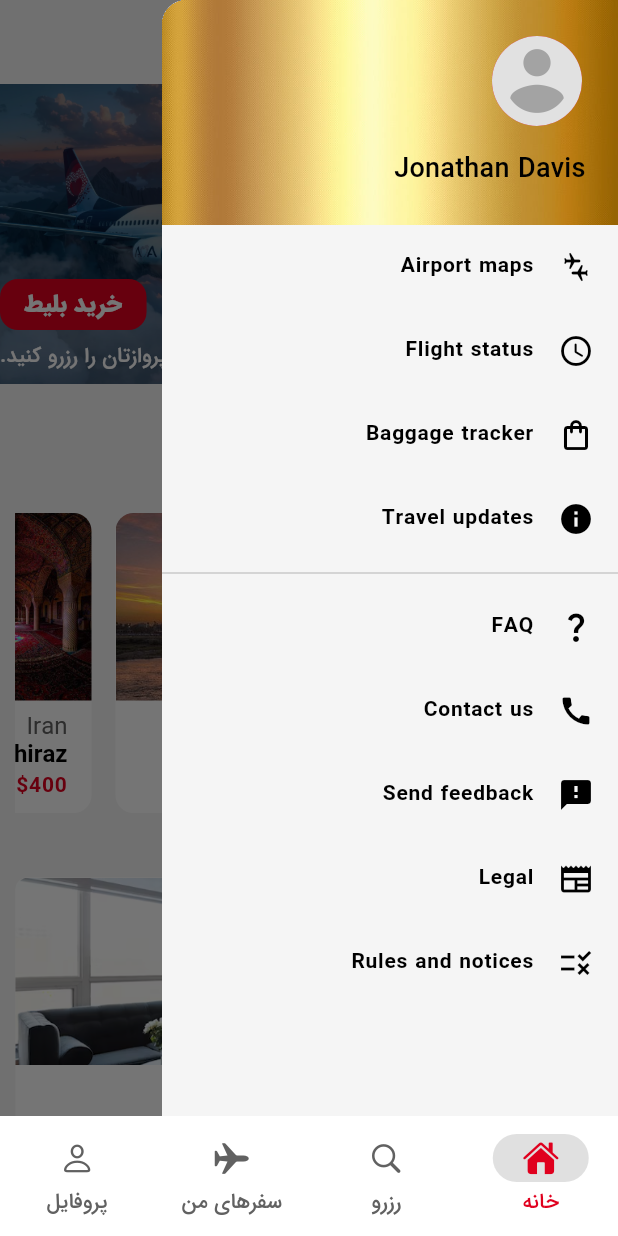
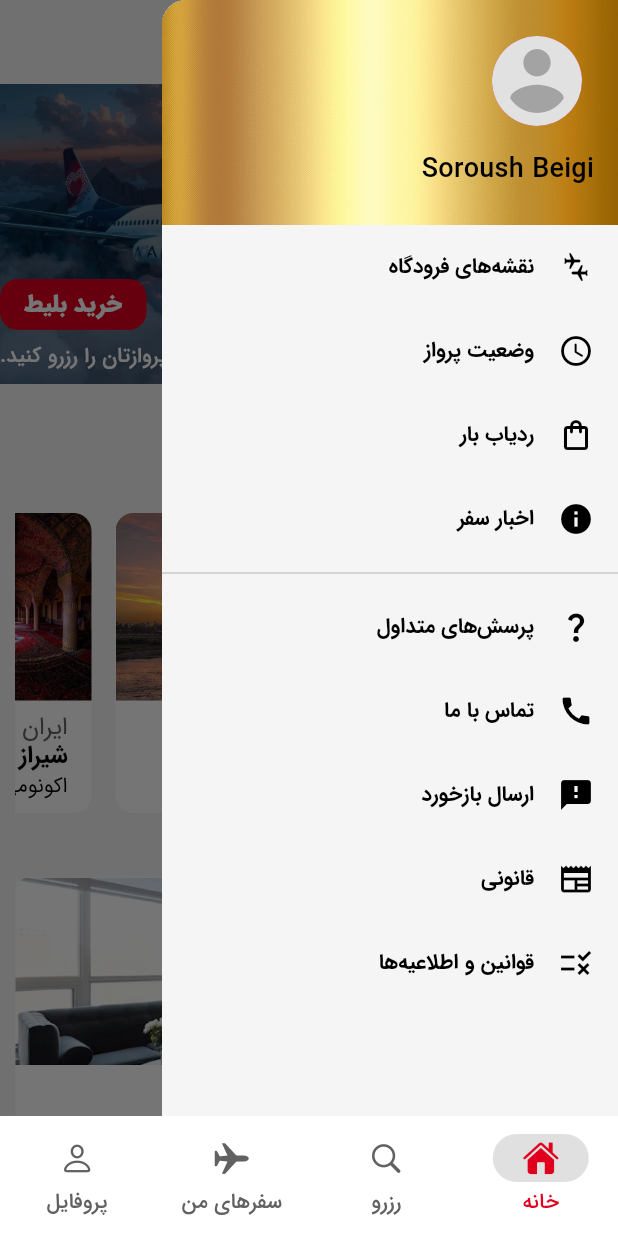
Before and after one commit to AmirhosseinSoleimani/ava_airline, a Flutter app: the screen it shows after launch, with the side drawer open, on a phone screen of 412 x 824 dp. Run offline on Flutter 3.47's test engine with Material 3 defaults, Android fonts, the light colour scheme and no system bars; drawn by our look-alikes of carousel_slider; our stand-ins replace equatable, flutter_bloc, flutter_spinkit, flutter_svg, flutter_typeahead, get_it and 3 more; missing offline and left inert: persian_datetime_picker; generated files the repository leaves out were written again.

Commit message:
localizing strings

```diff
--- a/lib/l10n/app_fa.arb
+++ b/lib/l10n/app_fa.arb
@@ -1,7 +1,32 @@
 {
   "currentLanguage": "fa",
+  "comma": "،",
   "home": "خانه",
   "book": "رزرو",
   "myTrips": "سفرهای من",
-  "profile": "پروفایل"
+  "profile": "پروفایل",
+  "destinationsFrom": "مقصدها از",
+  "iran": "ایران",
+  "tehran": "تهران",
+  "popularDestinations": "مقصدهای محبوب",
+  "avaFlightExperience": "تجربه پرواز آوا",
+  "ahvaz": "اهواز",
+  "shiraz": "شیراز",
+  "isfahan": "اصفهان",
+  "kish": "کیش",
+  "qeshm": "قشم",
+  "flightEntertainment": "سرگرمی‌های پرواز",
+  "dining": "پذیرایی",
+  "hotels": "هتل‌ها",
+  "mashhad": "مشهد",
+  "airportMaps": "نقشه‌های فرودگاه",
+  "flightStatus": "وضعیت پرواز",
+  "baggageTracker": "ردیاب بار",
+  "travelUpdates": "اخبار سفر",
+  "faq": "پرسش‌های متداول",
+  "contactUs": "تماس با ما",
+  "sendFeedback": "ارسال بازخورد",
+  "legal": "قانونی",
+  "rulesAndNotices": "قوانین و اطلاعیه‌ها",
+  "economyFrom": "اکونومی از"
 }
--- a/lib/src/features/home/presentation/pages/home_page.dart
+++ b/lib/src/features/home/presentation/pages/home_page.dart
@@ -8,9 +8,9 @@ class HomePage extends StatelessWidget {
 
   @override
   Widget build(BuildContext context) {
-    return AvaResponsiveWidget(
+    return const AvaResponsiveWidget(
       smallScreen: HomePageMobile(),
-      largeScreen: const HomePageWeb(),
+      largeScreen: HomePageWeb(),
     );
   }
 }
--- a/lib/src/features/home/presentation/pages/mobile/home_page_mobile.dart
+++ b/lib/src/features/home/presentation/pages/mobile/home_page_mobile.dart
@@ -1,4 +1,3 @@
-import 'package:ava_airline/src/features/bottom_navigation_bar/bottom_navigation_bar.dart';
 import 'package:ava_airline/src/features/home/domain/entities/carousel_entity.dart';
 import 'package:ava_airline/src/features/home/domain/entities/city_entity.dart';
 import 'package:ava_airline/src/features/home/domain/entities/destination_entity.dart';
@@ -9,6 +8,7 @@ import 'package:ava_airline/src/features/home/presentation/pages/mobile/widgets/
 import 'package:ava_airline/src/features/home/presentation/pages/mobile/widgets/feature_card.dart';
 import 'package:carousel_slider/carousel_slider.dart';
 import 'package:flutter/material.dart';
+import 'package:flutter_gen/gen_l10n/app_localizations.dart';
 
 class HomePageMobile extends StatefulWidget {
   const HomePageMobile({super.key});
@@ -20,15 +20,10 @@ class HomePageMobile extends StatefulWidget {
 class _HomePageMobileState extends State<HomePageMobile> {
   int _current = 0;
   final CarouselController _controller = CarouselController();
-  final cities = [
-    const City(
-        name: 'Tehran', assetPath: 'assets/image/1.png', description: ''),
-    const City(
-        name: 'Mashhad', assetPath: 'assets/image/2.png', description: ''),
-    const City(name: 'Qeshm', assetPath: 'assets/image/3.png', description: ''),
-    const City(name: 'Kish', assetPath: 'assets/image/4.png', description: ''),
-  ];
 
+  @override
+  Widget build(BuildContext context) {
+    final localization = AppLocalizations.of(context)!;
     final carousels = [
       const Carousel(
         id: 1,
@@ -54,42 +49,49 @@ class _HomePageMobileState extends State<HomePageMobile> {
     ];
 
     final destinations = [
-    const Destination(
+       Destination(
           id: 1,
-        city: 'Ahvaz',
-        country: 'Iran',
+          city: localization.ahvaz,
+          country: localization.iran,
           assetPath: 'assets/image/ahvaz.jpg',
           minimumPrice: 500,
-        originCity: 'Tehran'),
-    const Destination(
+          originCity: localization.tehran),
+       Destination(
           id: 1,
-        city: 'Shiraz',
-        country: 'Iran',
+          city: localization.shiraz,
+          country: localization.iran,
           assetPath: 'assets/image/shiraz.jpg',
           minimumPrice: 400,
-        originCity: 'Tehran'),
-    const Destination(
+          originCity: localization.tehran),
+       Destination(
           id: 1,
-        city: 'Isfahan',
-        country: 'Iran',
+          city: localization.isfahan,
+          country: localization.iran,
           assetPath: 'assets/image/isfahan.jpg',
           minimumPrice: 350,
-        originCity: 'Tehran'),
+          originCity: localization.tehran),
     ];
 
     final features = [
-    const Feature(title: 'Hotels', assetPath: 'assets/image/hotel.png'),
-    const Feature(title: 'Dining', assetPath: 'assets/image/dining.jpg'),
-    const Feature(
-        title: 'Flight entertainment',
+       Feature(title: localization.hotels, assetPath: 'assets/image/hotel.png'),
+       Feature(title: localization.dining, assetPath: 'assets/image/dining.jpg'),
+       Feature(
+          title: localization.flightEntertainment,
           assetPath: 'assets/image/entertainment.jpg'),
     ];
 
-  @override
-  Widget build(BuildContext context) {
+    final cities = [
+       City(
+          name: localization.tehran, assetPath: 'assets/image/1.png', description: ''),
+       City(
+          name: localization.mashhad, assetPath: 'assets/image/2.png', description: ''),
+       City(name: localization.qeshm, assetPath: 'assets/image/3.png', description: ''),
+       City(name: localization.kish, assetPath: 'assets/image/4.png', description: ''),
+    ];
+
     return Scaffold(
       appBar: AppBar(
-        title: const Text('Home'),
+        title: Text(localization.home),
       ),
       drawer: Drawer(
         child: ListView(
@@ -120,27 +122,27 @@ class _HomePageMobileState extends State<HomePageMobile> {
                     const SizedBox(
                       height: 8,
                     ),
-                    Text(' Jonathan Davis',
+                    Text('Soroush Beigi',
                         style: Theme.of(context).textTheme.titleMedium),
                   ]),
             ),
             ListTile(
-              title: const Text('Airport maps'),
+              title:  Text(localization.airportMaps),
               leading: const Icon(Icons.connecting_airports_rounded),
               onTap: () {},
             ),
             ListTile(
-              title: const Text('Flight status'),
+              title:  Text(localization.flightStatus),
               leading: const Icon(Icons.access_time_rounded),
               onTap: () {},
             ),
             ListTile(
-              title: const Text('Baggage tracker'),
+              title:  Text(localization.baggageTracker),
               leading: const Icon(Icons.shopping_bag_outlined),
               onTap: () {},
             ),
             ListTile(
-              title: const Text('Travel updates'),
+              title:  Text(localization.travelUpdates),
               leading: const Icon(Icons.info),
               onTap: () {},
             ),
@@ -149,27 +151,27 @@ class _HomePageMobileState extends State<HomePageMobile> {
               thickness: 0.5,
             ),
             ListTile(
-              title: const Text('FAQ'),
+              title:  Text(localization.faq),
               leading: const Icon(Icons.question_mark),
               onTap: () {},
             ),
             ListTile(
-              title: const Text('Contact us'),
+              title:  Text(localization.contactUs),
               leading: const Icon(Icons.call),
               onTap: () {},
             ),
             ListTile(
-              title: const Text('Send feedback'),
+              title:  Text(localization.sendFeedback),
               leading: const Icon(Icons.feedback),
               onTap: () {},
             ),
             ListTile(
-              title: const Text('Legal'),
+              title:  Text(localization.legal),
               leading: const Icon(Icons.newspaper_outlined),
               onTap: () {},
             ),
             ListTile(
-              title: const Text('Rules and notices'),
+              title:  Text(localization.rulesAndNotices),
               leading: const Icon(Icons.rule),
               onTap: () {},
             ),
@@ -222,7 +224,7 @@ class _HomePageMobileState extends State<HomePageMobile> {
               padding: EdgeInsets.only(
                   left: (MediaQuery.of(context).size.width * 0.025)),
               child: Text(
-                'Destinations from\nTehran, Iran',
+                '${localization.destinationsFrom}\n${localization.tehran}${localization.comma} ${localization.iran}',
                 style: Theme.of(context).textTheme.displayMedium,
               ),
             ),
@@ -244,7 +246,7 @@ class _HomePageMobileState extends State<HomePageMobile> {
               padding: EdgeInsets.only(
                   left: (MediaQuery.of(context).size.width * 0.025)),
               child: Text(
-                'AVA FLIGHT EXPERINCE',
+                localization.avaFlightExperience,
                 style: Theme.of(context).textTheme.displayMedium,
               ),
             ),
@@ -259,7 +261,7 @@ class _HomePageMobileState extends State<HomePageMobile> {
               padding: EdgeInsets.only(
                   left: (MediaQuery.of(context).size.width * 0.025)),
               child: Text(
-                'Popular destinations',
+                localization.popularDestinations,
                 style: Theme.of(context).textTheme.displayMedium,
               ),
             ),
--- a/lib/src/features/home/presentation/pages/mobile/widgets/destination_card.dart
+++ b/lib/src/features/home/presentation/pages/mobile/widgets/destination_card.dart
@@ -1,3 +1,4 @@
+import 'package:ava_airline/src/features/bottom_navigation_bar/bottom_navigation_bar.dart';
 import 'package:ava_airline/src/features/home/domain/entities/city_entity.dart';
 import 'package:ava_airline/src/features/home/domain/entities/destination_entity.dart';
 import 'package:flutter/material.dart';
@@ -51,8 +52,8 @@ class DestinationCard extends StatelessWidget {
                           fontWeight: FontWeight.w400,
                         ),
                     children: <TextSpan>[
-                      TextSpan(text: 'Economy from ' ),
-                      TextSpan(text: '\$${destination.minimumPrice}',style:Theme.of(context).textTheme.bodyLarge!.copyWith(
+                      TextSpan(text: AppLocalizations.of(context)!.economyFrom),
+                      TextSpan(text: ' \$${destination.minimumPrice}',style:Theme.of(context).textTheme.bodyLarge!.copyWith(
                         color: Theme.of(context).colorScheme.primary
                       ), ),
                     ]
```
Also changed, not shown: lib/l10n/app_ar.arb (+26 -1 lines), lib/l10n/app_en.arb (+26 -1 lines). Lines whose indentation alone changed are shown as unchanged.
